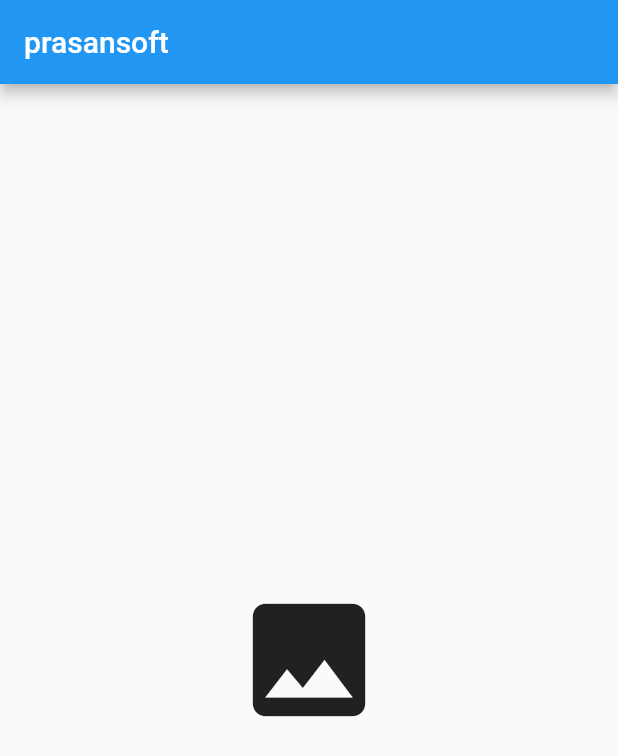
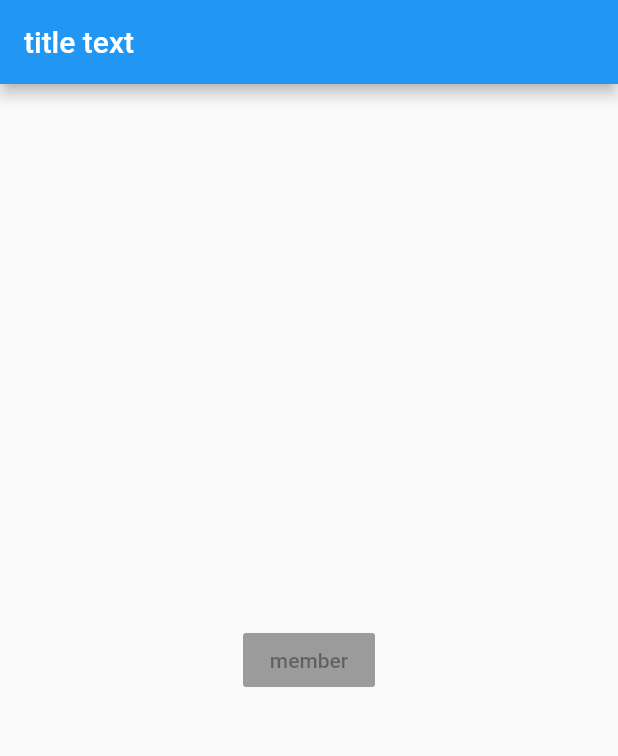
Before and after one commit to prasanTon/flutter-api, a Flutter app: the screen it shows after launch, on a phone screen of 412 x 824 dp. Shown: the top 756 px of the screen. Run offline on Flutter 3.47's test engine with Material 2 defaults, Android fonts, the phone set to English and light mode, and no system bars.

Commit message:
flutter test

```diff
--- a/lib/main.dart
+++ b/lib/main.dart
@@ -6,9 +6,10 @@ class MyApp extends StatelessWidget {
   @override
   Widget build(BuildContext context) {
     return MaterialApp(
-        title: 'prasan',
+        title: 'title',
         home: Scaffold(
-            appBar: AppBar(title: Text('prasansoft')),
-            body: Center(child: Icon(Icons.image, size: 100.0))));
+          appBar: AppBar(title: Text('title text')),
+          body: Center(child: RaisedButton(child: Text('member'))),
+        ));
   }
 }
```
